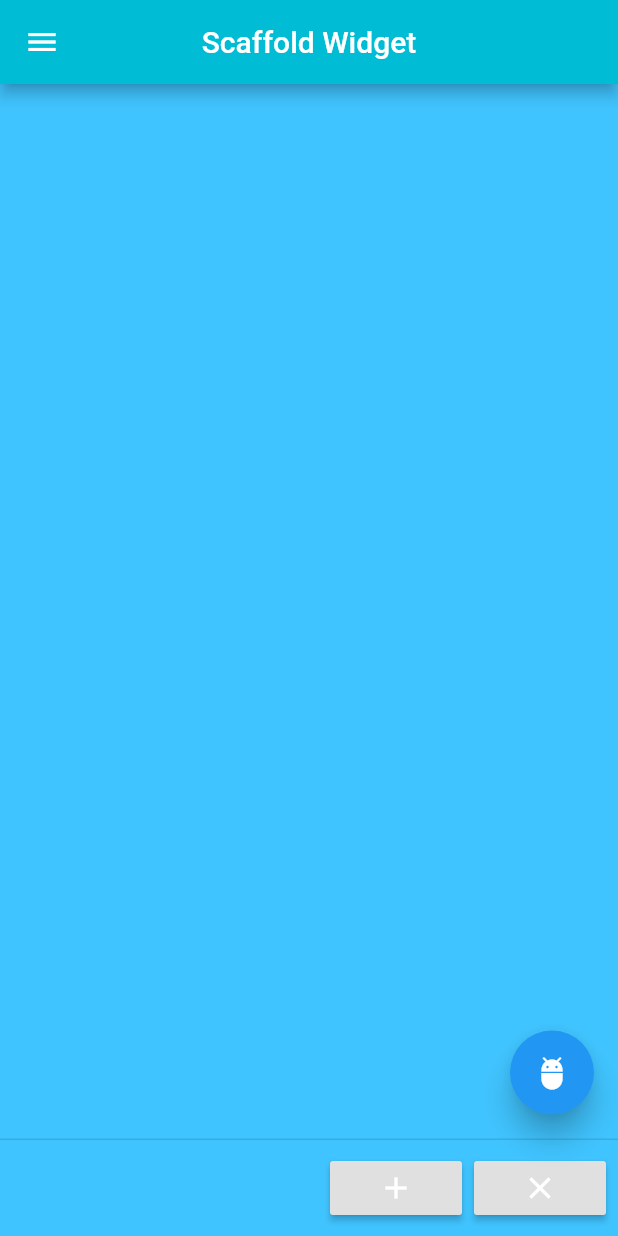
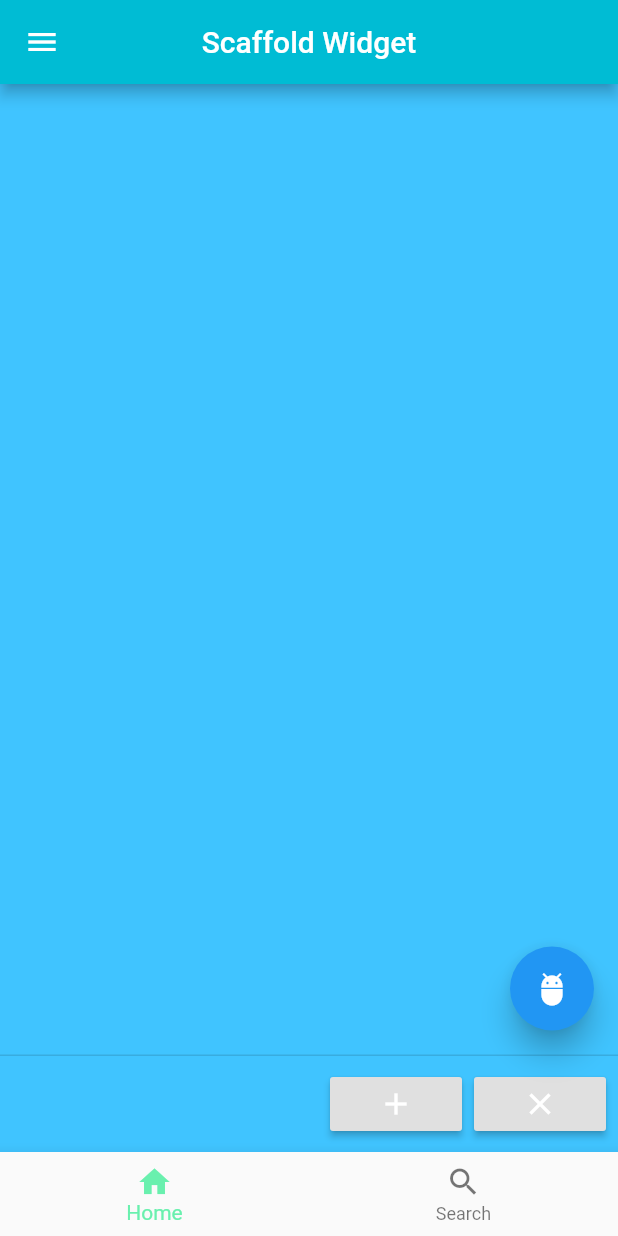
Before and after one commit to Tareq23/flutter-practice-code, a Flutter app: the screen it shows after launch, on a phone screen of 412 x 824 dp. Run offline on Flutter 3.47's test engine with Material 2 defaults, Android fonts, the phone set to English and light mode, and no system bars.

```diff
--- a/lib/main.dart
+++ b/lib/main.dart
@@ -79,6 +79,21 @@ class HomeApp extends StatelessWidget{
               child: Icon(Icons.clear,color:Colors.white),
             )
           ],
+          bottomNavigationBar: BottomNavigationBar(
+            currentIndex: 0,
+            fixedColor: Colors.greenAccent,
+            items: const [
+              BottomNavigationBarItem(
+                title: Text("Home"),
+                icon: Icon(Icons.home),
+              ),
+              BottomNavigationBarItem(
+                  icon:Icon( Icons.search),
+                  title: Text("Search"),
+
+              )
+            ],
+          ),
         )
     );
   }
```
